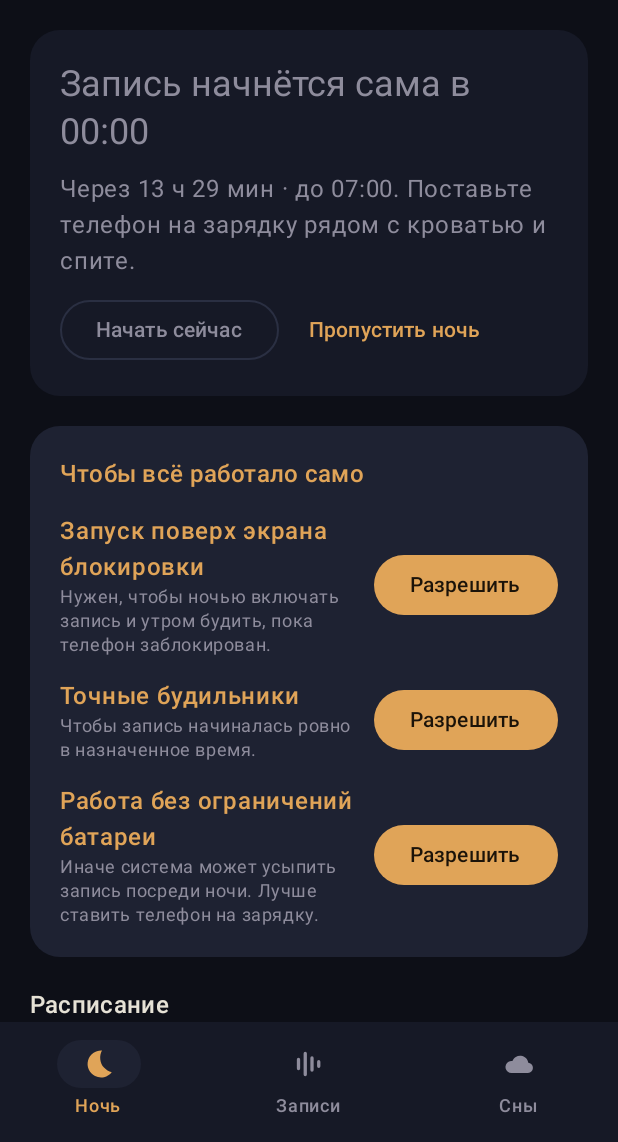
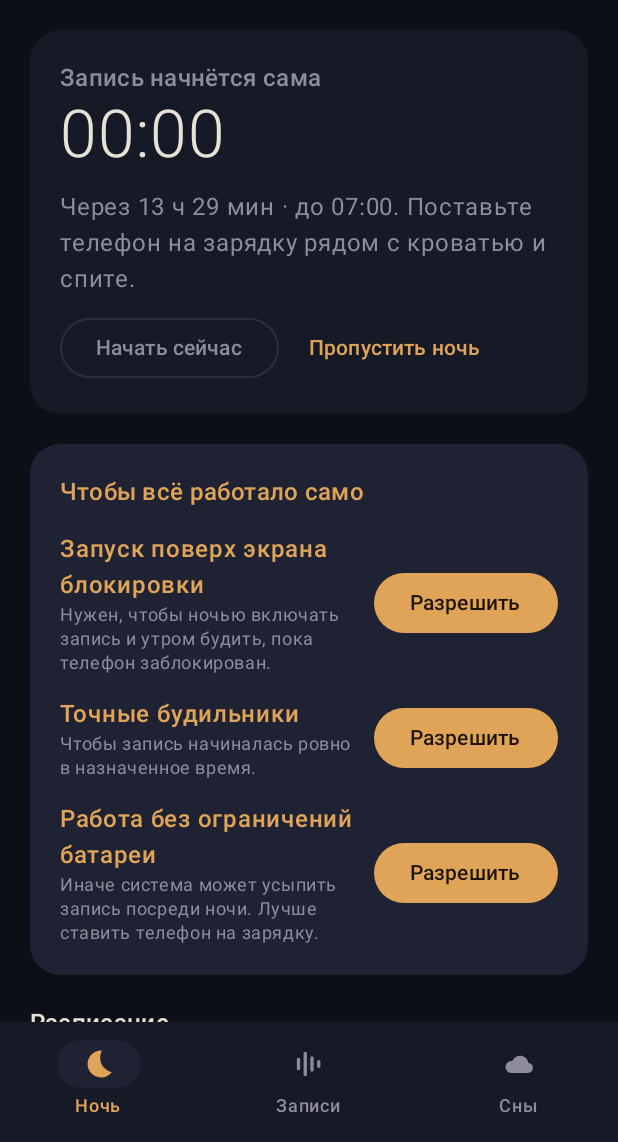
Before and after one commit to IamDimitriy/-, an Android app built with Jetpack Compose: the screen it shows after launch (MainActivity), on a phone screen of 412 x 824 dp, the part 94-1236 px from its top. Run offline under Robolectric (Android 15) with nearby library versions, the phone set to English and light mode, and no system bars.

Commit message:
Honest night status, the wake-up time in large type, an alarm that rings again if slept through
- The idle night screen warns when the microphone or notifications are not allowed instead of
  promising that recording will start by itself; the start time has its own large line instead
  of wrapping inside the headline.
- Chips and buttons wrap with large text or on a small phone ("45 мин" was squeezed into a
  column of letters).
- An alarm nobody reacts to stops ringing after 10 minutes; it now rings again 10 minutes later,
  up to three times in a row. Turning it off (or switching the alarm off in the settings) cancels
  the repeat; snoozing replaces it.

Co-Authored-By: Claude Opus 5.5 <noreply@anthropic.com>
Claude-Session: https://claude.ai/code/session_01NNaY9tcYG3EiBW9uTJv5Rs

```diff
--- a/sleep-talk-recorder/android/app/src/main/java/sonnik/app/NightScreen.kt
+++ b/sleep-talk-recorder/android/app/src/main/java/sonnik/app/NightScreen.kt
@@ -13,6 +13,8 @@ import androidx.compose.foundation.background
 import androidx.compose.foundation.layout.Arrangement
 import androidx.compose.foundation.layout.Box
 import androidx.compose.foundation.layout.Column
+import androidx.compose.foundation.layout.ExperimentalLayoutApi
+import androidx.compose.foundation.layout.FlowRow
 import androidx.compose.foundation.layout.Row
 import androidx.compose.foundation.layout.Spacer
 import androidx.compose.foundation.layout.fillMaxWidth
@@ -58,6 +60,7 @@ import sonnik.core.NightWindow
 import java.time.Duration
 import java.time.LocalDateTime
 
+@OptIn(ExperimentalLayoutApi::class)
 @Composable
 fun NightScreen(onOpenRecords: () -> Unit, liveClock: Boolean = true) {
     val ctx = LocalContext.current
@@ -127,8 +130,17 @@ fun NightScreen(onOpenRecords: () -> Unit, liveClock: Boolean = true) {
     ) {
         Text("Сонник", fontSize = 32.sp, fontWeight = FontWeight.SemiBold)
 
+        // Without these nothing switches on at night, so the status must not just promise it.
+        val warning = when {
+            setup.any { it.id == "mic" && !it.ok } ->
+                "Без доступа к микрофону запись не включится — разрешите его ниже."
+            setup.any { it.id == "notif" && !it.ok } -> // the item exists on Android 13+ only
+                "Без уведомлений запись ночью не включится — разрешите их ниже."
+            else -> null
+        }
         StatusCard(
             state = state, auto = auto, skipped = skipped, startMinute = start, endMinute = end, now = now,
+            warning = warning,
             onStartNow = ::startNow,
             onStop = { Recorder.stop(ctx) },
             onCancelWaiting = {
@@ -175,7 +187,11 @@ fun NightScreen(onOpenRecords: () -> Unit, liveClock: Boolean = true) {
                     }
                 }
                 Text("Можно раньше на", style = MaterialTheme.typography.bodySmall, color = Palette.muted)
-                Row(Modifier.fillMaxWidth().padding(vertical = 6.dp), horizontalArrangement = Arrangement.spacedBy(8.dp)) {
+                // Wraps with large text instead of squeezing "45 мин" into a column of letters.
+                FlowRow(
+                    modifier = Modifier.fillMaxWidth().padding(vertical = 6.dp),
+                    horizontalArrangement = Arrangement.spacedBy(8.dp),
+                ) {
                     listOf(0 to "нет", 15 to "15 мин", 30 to "30 мин", 45 to "45 мин").forEach { (w, label) ->
                         FilterChip(
                             selected = alarmWindow == w,
@@ -203,6 +219,7 @@ fun NightScreen(onOpenRecords: () -> Unit, liveClock: Boolean = true) {
     }
 }
 
+@OptIn(ExperimentalLayoutApi::class)
 @Composable
 private fun StatusCard(
     state: RecorderState,
@@ -211,6 +228,8 @@ private fun StatusCard(
     startMinute: Int,
     endMinute: Int,
     now: LocalDateTime,
+    /** Why the automatic start will not work, or null. */
+    warning: String?,
     onStartNow: () -> Unit,
     onStop: () -> Unit,
     onCancelWaiting: () -> Unit,
@@ -283,16 +302,26 @@ private fun StatusCard(
                                     "в ${Prefs.format(startMinute)}.",
                                 color = Palette.muted,
                             )
+                            if (warning != null) Text(warning, color = Palette.danger)
                             OutlinedButton(onClick = { onSkip(false) }) { Text("Всё-таки записать") }
                         }
                         auto -> {
-                            Text("Запись начнётся сама в ${Prefs.format(startMinute)}", style = MaterialTheme.typography.headlineSmall)
+                            // The time on its own line: in one headline it wrapped badly on phones.
+                            Column {
+                                Text("Запись начнётся сама", style = MaterialTheme.typography.titleMedium, color = Palette.muted)
+                                Text(
+                                    Prefs.format(startMinute),
+                                    fontSize = 44.sp, lineHeight = 52.sp, fontWeight = FontWeight.Light, color = Palette.text,
+                                )
+                            }
                             Text(
                                 "${until(now, next)} · до ${Prefs.format(endMinute)}. " +
                                     "Поставьте телефон на зарядку рядом с кроватью и спите.",
                                 color = Palette.muted,
                             )
-                            Row(horizontalArrangement = Arrangement.spacedBy(8.dp)) {
+                            if (warning != null) Text(warning, color = Palette.danger)
+                            // Wraps on a narrow screen or with large text.
+                            FlowRow(horizontalArrangement = Arrangement.spacedBy(8.dp)) {
                                 OutlinedButton(onClick = onStartNow) { Text("Начать сейчас") }
                                 TextButton(onClick = { onSkip(true) }) { Text("Пропустить ночь") }
                             }
--- a/sleep-talk-recorder/android/app/src/main/java/sonnik/app/Notifications.kt
+++ b/sleep-talk-recorder/android/app/src/main/java/sonnik/app/Notifications.kt
@@ -144,7 +144,8 @@ object Notifications {
 
     /**
      * The ringing alarm: opens [AlarmActivity] over the lock screen and plays the alarm sound
-     * over and over (FLAG_INSISTENT) until it is turned off or snoozed.
+     * over and over (FLAG_INSISTENT) until it is turned off or snoozed, for at most 10 minutes;
+     * then [Alarm] rings it again if nobody reacted.
      */
     fun alarm(ctx: Context, smart: Boolean) {
         val screen = PendingIntent.getActivity(
--- a/sleep-talk-recorder/android/app/src/main/java/sonnik/app/Prefs.kt
+++ b/sleep-talk-recorder/android/app/src/main/java/sonnik/app/Prefs.kt
@@ -45,6 +45,11 @@ class Prefs(context: Context) {
         get() = sp.getString("rangFor", null)?.let { runCatching { LocalDateTime.parse(it) }.getOrNull() }
         set(v) = sp.edit().putString("rangFor", v?.toString()).apply()
 
+    /** How many times the alarm has rung in a row with nobody turning it off or snoozing it. */
+    var alarmRings: Int
+        get() = sp.getInt("alarmRings", 0)
+        set(v) = sp.edit().putInt("alarmRings", v).apply()
+
     val alarmTime: LocalTime get() = minuteToTime(alarmMinute)
 
     val window: NightWindow
```
Also changed, not shown: sleep-talk-recorder/android/app/src/main/java/sonnik/app/Alarm.kt (+30 -5 lines), 2 other files.
